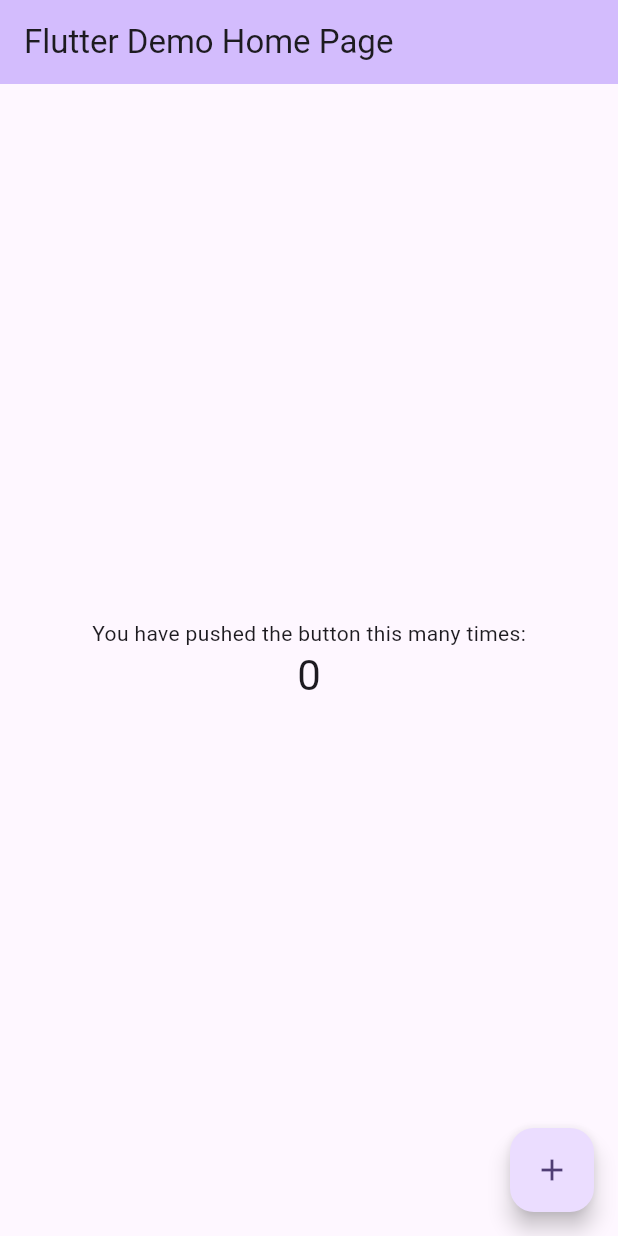
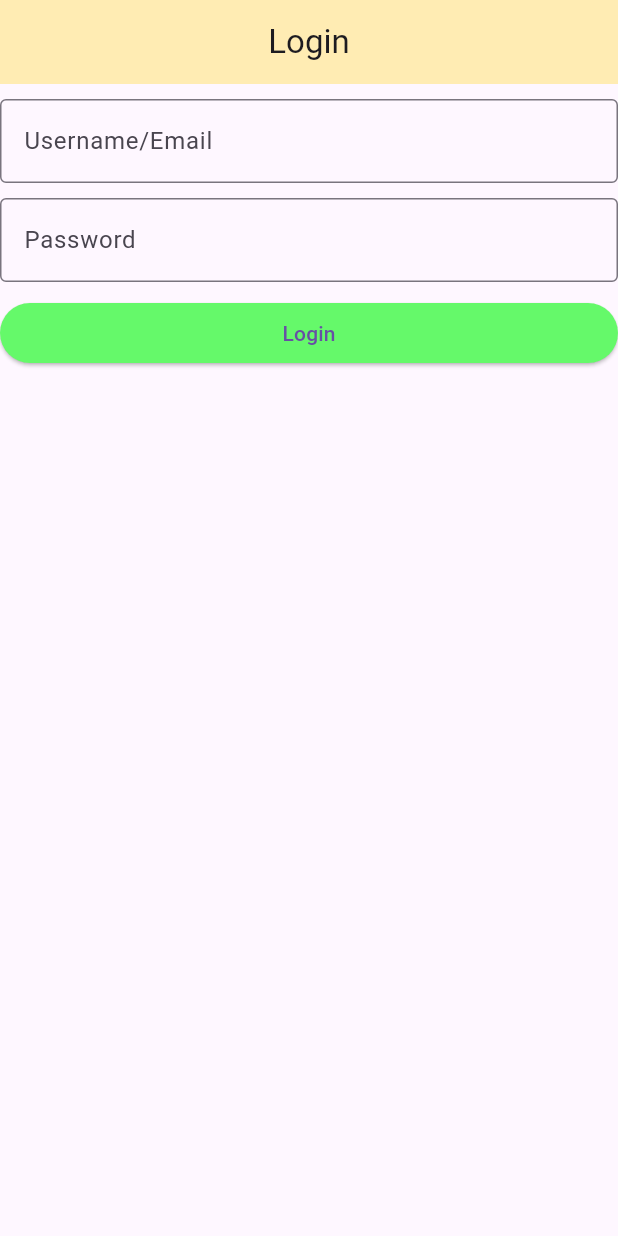
Before and after one commit to ST60002CEM/batch32b-adarshrwl, a Flutter app: the screen it shows after launch, on a phone screen of 412 x 824 dp. Run offline on Flutter 3.47's test engine with Material 3 defaults, Android fonts, the phone set to English and light mode, and no system bars.

Commit message:
LoginScreen

```diff
--- /dev/null
+++ b/lib/app/app.dart
@@ -0,0 +1,14 @@
+import 'package:flutter/material.dart';
+import 'package:snapdwell/screen/login_screen.dart';
+
+class MyApp extends StatelessWidget {
+  const MyApp({super.key});
+
+  @override
+  Widget build(BuildContext context) {
+    return const MaterialApp(
+      debugShowCheckedModeBanner: false,
+      home: LoginScreen(),
+    );
+  }
+}
--- a/lib/main.dart
+++ b/lib/main.dart
@@ -1,125 +1,6 @@
 import 'package:flutter/material.dart';
+import 'package:snapdwell/app/app.dart';
 
 void main() {
   runApp(const MyApp());
 }
-
-class MyApp extends StatelessWidget {
-  const MyApp({super.key});
-
-  // This widget is the root of your application.
-  @override
-  Widget build(BuildContext context) {
-    return MaterialApp(
-      title: 'Flutter Demo',
-      theme: ThemeData(
-        // This is the theme of your application.
-        //
-        // TRY THIS: Try running your application with "flutter run". You'll see
-        // the application has a purple toolbar. Then, without quitting the app,
-        // try changing the seedColor in the colorScheme below to Colors.green
-        // and then invoke "hot reload" (save your changes or press the "hot
-        // reload" button in a Flutter-supported IDE, or press "r" if you used
-        // the command line to start the app).
-        //
-        // Notice that the counter didn't reset back to zero; the application
-        // state is not lost during the reload. To reset the state, use hot
-        // restart instead.
-        //
-        // This works for code too, not just values: Most code changes can be
-        // tested with just a hot reload.
-        colorScheme: ColorScheme.fromSeed(seedColor: Colors.deepPurple),
-        useMaterial3: true,
-      ),
-      home: const MyHomePage(title: 'Flutter Demo Home Page'),
-    );
-  }
-}
-
-class MyHomePage extends StatefulWidget {
-  const MyHomePage({super.key, required this.title});
-
-  // This widget is the home page of your application. It is stateful, meaning
-  // that it has a State object (defined below) that contains fields that affect
-  // how it looks.
-
-  // This class is the configuration for the state. It holds the values (in this
-  // case the title) provided by the parent (in this case the App widget) and
-  // used by the build method of the State. Fields in a Widget subclass are
-  // always marked "final".
-
-  final String title;
-
-  @override
-  State<MyHomePage> createState() => _MyHomePageState();
-}
-
-class _MyHomePageState extends State<MyHomePage> {
-  int _counter = 0;
-
-  void _incrementCounter() {
-    setState(() {
-      // This call to setState tells the Flutter framework that something has
-      // changed in this State, which causes it to rerun the build method below
-      // so that the display can reflect the updated values. If we changed
-      // _counter without calling setState(), then the build method would not be
-      // called again, and so nothing would appear to happen.
-      _counter++;
-    });
-  }
-
-  @override
-  Widget build(BuildContext context) {
-    // This method is rerun every time setState is called, for instance as done
-    // by the _incrementCounter method above.
-    //
-    // The Flutter framework has been optimized to make rerunning build methods
-    // fast, so that you can just rebuild anything that needs updating rather
-    // than having to individually change instances of widgets.
-    return Scaffold(
-      appBar: AppBar(
-        // TRY THIS: Try changing the color here to a specific color (to
-        // Colors.amber, perhaps?) and trigger a hot reload to see the AppBar
-        // change color while the other colors stay the same.
-        backgroundColor: Theme.of(context).colorScheme.inversePrimary,
-        // Here we take the value from the MyHomePage object that was created by
-        // the App.build method, and use it to set our appbar title.
-        title: Text(widget.title),
-      ),
-      body: Center(
-        // Center is a layout widget. It takes a single child and positions it
-        // in the middle of the parent.
-        child: Column(
-          // Column is also a layout widget. It takes a list of children and
-          // arranges them vertically. By default, it sizes itself to fit its
-          // children horizontally, and tries to be as tall as its parent.
-          //
-          // Column has various properties to control how it sizes itself and
-          // how it positions its children. Here we use mainAxisAlignment to
-          // center the children vertically; the main axis here is the vertical
-          // axis because Columns are vertical (the cross axis would be
-          // horizontal).
-          //
-          // TRY THIS: Invoke "debug painting" (choose the "Toggle Debug Paint"
-          // action in the IDE, or press "p" in the console), to see the
-          // wireframe for each widget.
-          mainAxisAlignment: MainAxisAlignment.center,
-          children: <Widget>[
-            const Text(
-              'You have pushed the button this many times:',
-            ),
-            Text(
-              '$_counter',
-              style: Theme.of(context).textTheme.headlineMedium,
-            ),
-          ],
-        ),
-      ),
-      floatingActionButton: FloatingActionButton(
-        onPressed: _incrementCounter,
-        tooltip: 'Increment',
-        child: const Icon(Icons.add),
-      ), // This trailing comma makes auto-formatting nicer for build methods.
-    );
-  }
-}
--- /dev/null
+++ b/lib/screen/login_screen.dart
@@ -0,0 +1,50 @@
+import 'package:flutter/material.dart';
+
+class LoginScreen extends StatelessWidget {
+  const LoginScreen({super.key});
+
+  static const mybox = SizedBox(
+    height: 10,
+  );
+  @override
+  Widget build(BuildContext context) {
+    return Scaffold(
+      appBar: AppBar(
+        title: const Text('Login'),
+        backgroundColor: Colors.amber[100],
+        elevation: 0,
+        centerTitle: true,
+      ),
+      body: Column(
+        children: [
+          mybox,
+          TextFormField(
+            decoration: const InputDecoration(
+                labelText: "Username/Email",
+                border: OutlineInputBorder(),
+                focusedBorder: OutlineInputBorder(
+                    borderSide: BorderSide(color: Colors.red))),
+          ),
+          mybox,
+          TextFormField(
+            decoration: const InputDecoration(
+                labelText: "Password",
+                border: OutlineInputBorder(),
+                focusedBorder: OutlineInputBorder(
+                    borderSide: BorderSide(color: Colors.red))),
+          ),
+          mybox,
+          SizedBox(
+            width: double.infinity,
+            child: ElevatedButton(
+                onPressed: () {},
+                style: ElevatedButton.styleFrom(
+                  backgroundColor: Color.fromARGB(255, 101, 249, 106),
+                ),
+                child: const Text("Login")),
+          )
+        ],
+      ),
+    );
+  }
+}
```
Also changed, not shown: 1 other file.
